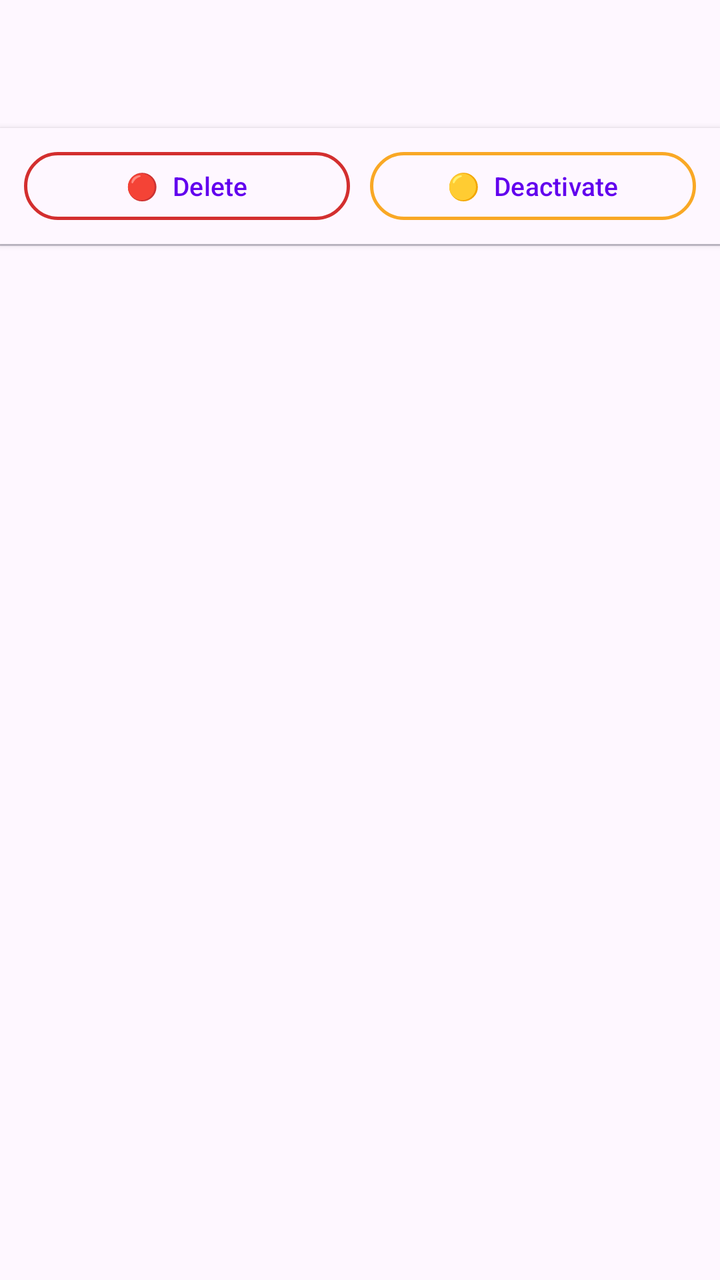
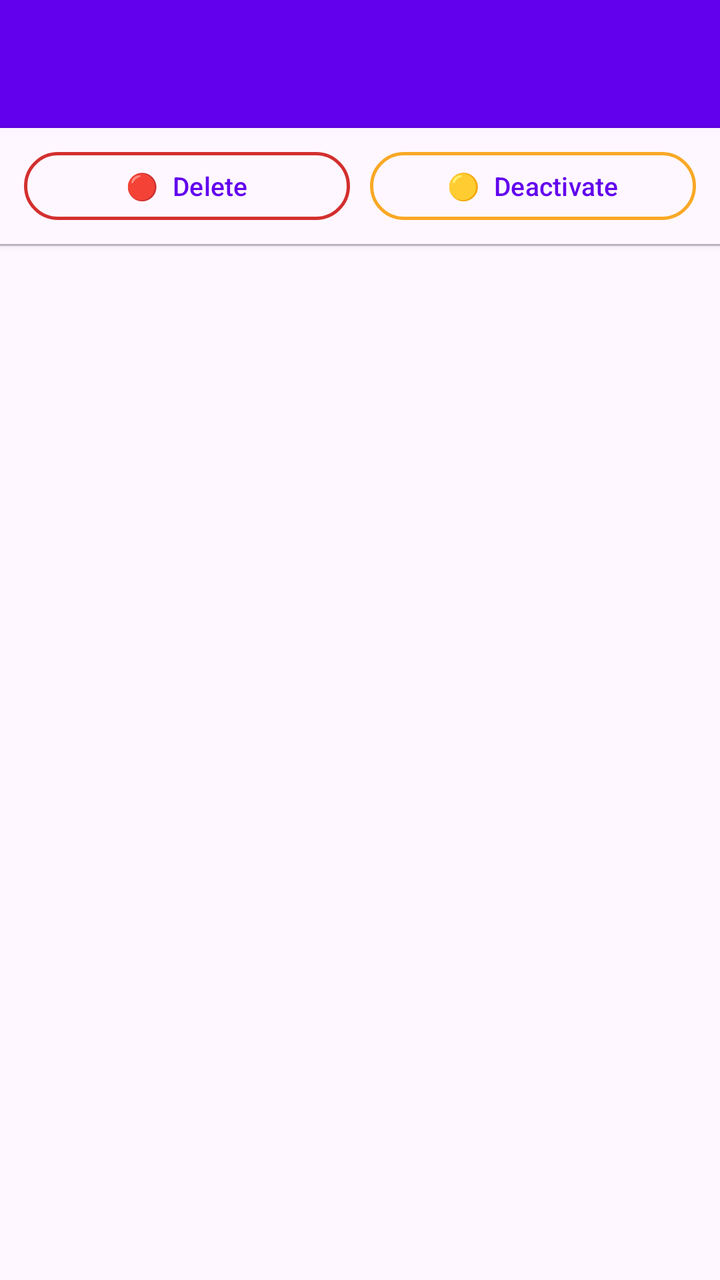

Screens rendered from an Android XML layout before and after an edit, with the pre-edit source and the edit as a unified diff.
<!-- AndroidManifest.xml: application theme Theme.AMEditor -->
<!-- res/layout/activity_custom_patch.xml -->
<?xml version="1.0" encoding="utf-8"?>
<LinearLayout
    xmlns:android="http://schemas.android.com/apk/res/android"
    xmlns:app="http://schemas.android.com/apk/res-auto"
    android:layout_width="match_parent"
    android:layout_height="match_parent"
    android:orientation="vertical"
    android:fitsSystemWindows="true">

    
    <com.google.android.material.appbar.AppBarLayout
        android:id="@+id/appBarLayout"
        android:layout_width="match_parent"
        android:layout_height="wrap_content"
        android:fitsSystemWindows="true">

        <androidx.appcompat.widget.Toolbar
            android:id="@+id/toolbar"
            android:layout_width="match_parent"
            android:layout_height="?attr/actionBarSize" />

    </com.google.android.material.appbar.AppBarLayout>

    
    <LinearLayout
        android:id="@+id/buttonBar"
        android:layout_width="match_parent"
        android:layout_height="wrap_content"
        android:background="?attr/colorSurface"
        android:orientation="horizontal"
        android:paddingHorizontal="12dp"
        android:paddingVertical="8dp"
        android:baselineAligned="false"
        android:elevation="2dp">

        <com.google.android.material.button.MaterialButton
            android:id="@+id/btnModeDelete"
            style="@style/Widget.Material3.Button.OutlinedButton"
            android:layout_width="0dp"
            android:layout_height="42dp"
            android:layout_weight="1"
            android:text="🔴  Delete"
            android:textSize="13sp"
            android:maxLines="1"
            android:ellipsize="end"
            app:strokeColor="#D32F2F"
            app:strokeWidth="1.5dp" />

        <View android:layout_width="10dp" android:layout_height="0dp" />

        <com.google.android.material.button.MaterialButton
            android:id="@+id/btnModeDeactivate"
            style="@style/Widget.Material3.Button.OutlinedButton"
            android:layout_width="0dp"
            android:layout_height="42dp"
            android:layout_weight="1"
            android:text="🟡  Deactivate"
            android:textSize="13sp"
            android:maxLines="1"
            android:ellipsize="end"
            app:strokeColor="#F9A825"
            app:strokeWidth="1.5dp" />

    </LinearLayout>

    <com.google.android.material.divider.MaterialDivider
        android:layout_width="match_parent"
        android:layout_height="1dp"
        app:dividerColor="?attr/colorOutlineVariant" />

    
    <FrameLayout
        android:layout_width="match_parent"
        android:layout_height="0dp"
        android:layout_weight="1">

        
        <androidx.core.widget.NestedScrollView
            android:id="@+id/xmlScrollView"
            android:layout_width="match_parent"
            android:layout_height="match_parent"
            android:fillViewport="true"
            android:scrollbars="none">

            <HorizontalScrollView
                android:id="@+id/xmlHorizontalScroll"
                android:layout_width="match_parent"
                android:layout_height="wrap_content"
                android:fillViewport="true"
                android:scrollbars="none">

                <TextView
                    android:id="@+id/xmlTextView"
                    android:layout_width="wrap_content"
                    android:layout_height="wrap_content"
                    android:fontFamily="monospace"
                    android:lineSpacingMultiplier="1.4"
                    android:padding="12dp"
                    android:scrollHorizontally="true"
                    android:textIsSelectable="false"
                    android:textSize="12sp" />

            </HorizontalScrollView>

        </androidx.core.widget.NestedScrollView>

        
        <View
            android:id="@+id/scrollbarThumb"
            android:layout_width="10dp"
            android:layout_height="56dp"
            android:layout_gravity="end|top"
            android:layout_marginEnd="3dp"
            android:layout_marginTop="4dp"
            android:background="@drawable/scrollbar_thumb"
            android:visibility="invisible" />

    </FrameLayout>

</LinearLayout>
<!-- resources referenced by this layout -->
<resources>
  <!-- drawable scrollbar_thumb (drawable) -->
  <?xml version="1.0" encoding="utf-8"?>
  <shape xmlns:android="http://schemas.android.com/apk/res/android"
      android:shape="rectangle">
      <solid android:color="#66AAAAAA" />
      <corners android:radius="6dp" />
  </shape>
  <style name="Theme.AMEditor" parent="Theme.Material3.Light.NoActionBar">
          
          <item name="colorPrimary">@color/purple_500</item>
          <item name="colorPrimaryVariant">@color/purple_700</item>
          <item name="colorOnPrimary">@color/white</item>
          <item name="colorSecondary">@color/teal_200</item>
          <item name="colorSecondaryVariant">@color/teal_700</item>
          <item name="colorOnSecondary">@color/black</item>
          
          <item name="toolbarStyle">@style/Widget.AMEditor.Toolbar</item>
      </style>
  <color name="purple_500">#6200EE</color>
  <color name="purple_700">#3700B3</color>
  <color name="white">#FFFFFF</color>
  <color name="teal_200">#03DAC5</color>
  <color name="teal_700">#018786</color>
  <color name="black">#000000</color>
  <style name="Widget.AMEditor.Toolbar" parent="Widget.Material3.Toolbar">
          <item name="titleTextAppearance">@style/TextAppearance.AMEditor.Toolbar.Title</item>
      </style>
  <style name="TextAppearance.AMEditor.Toolbar.Title" parent="TextAppearance.Material3.TitleLarge">
          <item name="android:textStyle">bold</item>
          <item name="android:textColor">@color/white</item>
      </style>
</resources>

<!-- the commit's change to res/layout/activity_custom_patch.xml (unified diff, before → after) -->
@@ -12,12 +12,17 @@
         android:id="@+id/appBarLayout"
         android:layout_width="match_parent"
         android:layout_height="wrap_content"
-        android:fitsSystemWindows="true">
+        android:fitsSystemWindows="true"
+        android:theme="@style/ThemeOverlay.AppCompat.Dark.ActionBar">
 
         <androidx.appcompat.widget.Toolbar
             android:id="@+id/toolbar"
             android:layout_width="match_parent"
-            android:layout_height="?attr/actionBarSize" />
+            android:layout_height="?attr/actionBarSize"
+            android:background="#6200EE"
+            app:titleTextColor="@android:color/white"
+            android:theme="@style/ThemeOverlay.AMEditor.Toolbar"
+            app:popupTheme="@style/AMEditor.OverflowMenu" />
 
     </com.google.android.material.appbar.AppBarLayout>
 
<!-- resource entries referenced after the edit -->
@@ -7,6 +7,15 @@
       <solid android:color="#66AAAAAA" />
       <corners android:radius="6dp" />
   </shape>
+  <style name="AMEditor.OverflowMenu" parent="Widget.AppCompat.Light.PopupMenu.Overflow">
+          <item name="android:popupBackground">@android:color/white</item>
+          <item name="android:textColor">@color/black</item>
+      </style>
+  <style name="ThemeOverlay.AMEditor.Toolbar" parent="ThemeOverlay.AppCompat.ActionBar">
+          <item name="colorControlNormal">@color/white</item>
+          <item name="android:textColorPrimary">@color/white</item>
+          <item name="actionOverflowMenuStyle">@style/AMEditor.OverflowMenu</item>
+      </style>
   <style name="Theme.AMEditor" parent="Theme.Material3.Light.NoActionBar">
           
           <item name="colorPrimary">@color/purple_500</item>
@@ -15,7 +24,11 @@
           <item name="colorSecondary">@color/teal_200</item>
           <item name="colorSecondaryVariant">@color/teal_700</item>
           <item name="colorOnSecondary">@color/black</item>
+  
           
+          <item name="android:statusBarColor">@android:color/transparent</item>
+          <item name="android:windowLightStatusBar">true</item>
+  
           <item name="toolbarStyle">@style/Widget.AMEditor.Toolbar</item>
       </style>
   <color name="purple_500">#6200EE</color>
